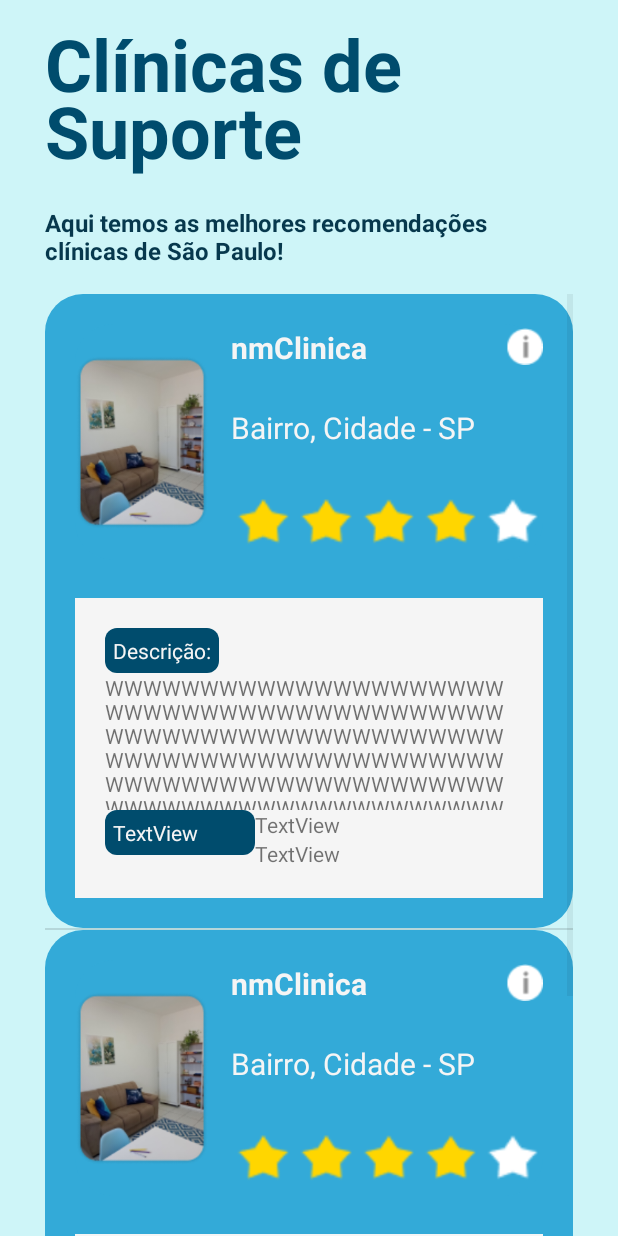
After one commit to Acolhe/front-end, an Android app: the ClinicasActivity screen opened directly, with no data from a screen before it, on a phone screen of 412 x 824 dp. The commit adds this screen. Run offline under Robolectric (Android 15) with nearby library versions, the phone set to English and light mode, and no system bars; Roboto replaces fonts that are not available here.

Commit message:
cabecalho/rodape + clinicas

```diff
--- /dev/null
+++ b/app/src/main/java/com/acolhe/app/ClinicasActivity.java
@@ -0,0 +1,44 @@
+package com.acolhe.app;
+
+import androidx.appcompat.app.AppCompatActivity;
+
+import android.os.Bundle;
+import android.view.View;
+import android.widget.AdapterView;
+import android.widget.LinearLayout;
+import android.widget.ListView;
+import android.widget.Toast;
+
+import com.acolhe.acolhe_api.R;
+import com.acolhe.app.adapters.ClinicaAdapter;
+
+public class ClinicasActivity extends AppCompatActivity {
+
+    @Override
+    protected void onCreate(Bundle savedInstanceState) {
+        super.onCreate(savedInstanceState);
+        setContentView(R.layout.activity_clinicas);
+
+        ListView lista = findViewById(R.id.lstVwClinicas);
+        ClinicaAdapter clinicaAdapter = new ClinicaAdapter(this);
+        lista.setAdapter(clinicaAdapter);
+
+
+
+        lista.setOnItemClickListener(new AdapterView.OnItemClickListener(){
+            @Override
+            public void onItemClick(AdapterView<?> adapterView, View view, int posVetor, long l){
+                Toast.makeText(getApplicationContext(), "fndsj", Toast.LENGTH_LONG).show();
+                LinearLayout bloco = view.findViewById(R.id.lnrLytInformacaoExtra);
+
+                if (bloco.getVisibility() == View.VISIBLE){
+                    bloco.setVisibility(View.GONE);
+                }
+                else{
+                    bloco.setVisibility(View.VISIBLE);
+                }
+            }
+        });
+
+    }
+}
--- /dev/null
+++ b/app/src/main/java/com/acolhe/app/adapters/ClinicaAdapter.java
@@ -0,0 +1,43 @@
+package com.acolhe.app.adapters;
+
+import android.content.Context;
+import android.view.LayoutInflater;
+import android.view.View;
+import android.view.ViewGroup;
+import android.widget.BaseAdapter;
+
+import com.acolhe.acolhe_api.R;
+
+public class ClinicaAdapter extends BaseAdapter {
+
+    Context context;
+    String[] dados1;
+    int[] dados2;
+    LayoutInflater inflater;
+
+    public ClinicaAdapter(Context context){
+        this.context = context;
+        this.inflater = (LayoutInflater.from(context));
+    }
+
+    @Override
+    public int getCount() {
+        return 2;
+    }
+
+    @Override
+    public Object getItem(int i) {
+        return null;
+    }
+
+    @Override
+    public long getItemId(int i) {
+        return 1;
+    }
+
+    @Override
+    public View getView(int i, View view, ViewGroup viewGroup) {
+        view = 	inflater.inflate(R.layout.adapter_clinica, null);
+        return view;
+    }
+}
--- /dev/null
+++ b/app/src/main/res/drawable/bordaarredondadaclinica.xml
@@ -0,0 +1,5 @@
+<?xml version="1.0" encoding="utf-8"?>
+<shape xmlns:android="http://schemas.android.com/apk/res/android">
+    <solid android:color="@color/medium_blue" />
+    <corners android:radius="25dp" />
+</shape>
--- /dev/null
+++ b/app/src/main/res/drawable/bordaarredondadatopicosconteudoclinicas.xml
@@ -0,0 +1,5 @@
+<?xml version="1.0" encoding="utf-8"?>
+<shape xmlns:android="http://schemas.android.com/apk/res/android">
+    <solid android:color="@color/secondary_color" />
+    <corners android:radius="8dp" />
+</shape>
--- /dev/null
+++ b/app/src/main/res/layout/activity_clinicas.xml
@@ -0,0 +1,47 @@
+<?xml version="1.0" encoding="utf-8"?>
+<LinearLayout xmlns:android="http://schemas.android.com/apk/res/android"
+    xmlns:app="http://schemas.android.com/apk/res-auto"
+    xmlns:tools="http://schemas.android.com/tools"
+    android:layout_width="match_parent"
+    android:layout_height="match_parent"
+    android:background="@color/background_color"
+    android:orientation="vertical"
+    tools:context="com.acolhe.app.ClinicasActivity">
+
+
+        <LinearLayout
+            android:layout_width="match_parent"
+            android:layout_height="match_parent"
+            android:layout_marginHorizontal="30dp"
+            android:layout_marginTop="10dp"
+            android:orientation="vertical">
+
+                <TextView
+                    android:id="@+id/txtVwTituloClinicas"
+                    android:layout_width="match_parent"
+                    android:layout_height="wrap_content"
+                    android:text="@string/tituloClinicas"
+                    android:textColor="@color/secondary_color"
+                    android:textSize="48sp"
+                    android:textStyle="bold"
+                    app:lineHeight="45sp" />
+
+                <TextView
+                    android:id="@+id/txtVwSubtituloClinicas"
+                    android:layout_width="match_parent"
+                    android:layout_height="wrap_content"
+                    android:layout_marginVertical="18dp"
+                    android:fontFamily="sans-serif"
+                    android:text="@string/subtituloClinicas"
+                    android:textColor="@color/background_colorInicial"
+                    android:textSize="16sp"
+                    android:textStyle="bold" />
+
+                <ListView
+                    android:id="@+id/lstVwClinicas"
+                    android:layout_width="match_parent"
+                    android:layout_height="match_parent" />
+        </LinearLayout>
+
+
+</LinearLayout>
--- a/app/src/main/res/layout/activity_main2.xml
+++ b/app/src/main/res/layout/activity_main2.xml
@@ -11,7 +11,8 @@
 
     <LinearLayout
         android:layout_width="match_parent"
-        android:layout_height="wrap_content"
+        android:layout_height="match_parent"
+        android:layout_weight="9"
         android:background="@color/header_color"
         android:orientation="horizontal"
         android:padding="15dp">
@@ -50,9 +51,9 @@
         <LinearLayout
             android:layout_width="wrap_content"
             android:layout_height="wrap_content"
+            android:layout_gravity="center_vertical"
             android:layout_weight="1"
             android:clickable="true"
-            android:gravity="center_vertical"
             android:onClick="irParaVoce"
             android:orientation="horizontal">
 
@@ -60,6 +61,7 @@
                 android:id="@+id/imageView2"
                 android:layout_width="wrap_content"
                 android:layout_height="31dp"
+                android:layout_gravity="center_vertical"
                 android:layout_marginTop="1dp"
                 android:layout_weight="1"
                 app:srcCompat="@drawable/loginho" />
@@ -68,6 +70,7 @@
                 android:id="@+id/textView2"
                 android:layout_width="wrap_content"
                 android:layout_height="wrap_content"
+                android:layout_gravity="center_vertical"
                 android:layout_weight="1"
                 android:fontFamily="@font/paytone_one"
                 android:text="21"
@@ -78,9 +81,9 @@
         <LinearLayout
             android:layout_width="wrap_content"
             android:layout_height="wrap_content"
+            android:layout_gravity="center_vertical"
             android:layout_weight="1"
             android:clickable="true"
-            android:gravity="center_vertical"
             android:onClick="irParaLoja"
             android:orientation="horizontal">
 
@@ -95,6 +98,7 @@
                 android:id="@+id/textView3"
                 android:layout_width="wrap_content"
                 android:layout_height="wrap_content"
+                android:layout_gravity="center_vertical"
                 android:layout_weight="1"
                 android:fontFamily="@font/paytone_one"
                 android:text="42"
@@ -116,12 +120,14 @@
         android:id="@+id/fragment"
         android:name="com.acolhe.app.fragments.Home"
         android:layout_width="match_parent"
-        android:layout_height="wrap_content" />
+        android:layout_height="match_parent"
+        android:layout_weight="2" />
 
 
     <LinearLayout
         android:layout_width="match_parent"
-        android:layout_height="wrap_content"
+        android:layout_height="match_parent"
+        android:layout_weight="9"
         android:background="@color/header_color"
         android:gravity="center"
         android:orientation="horizontal"
@@ -164,5 +170,4 @@
     </LinearLayout>
 
 
-
 </LinearLayout>
--- /dev/null
+++ b/app/src/main/res/layout/adapter_clinica.xml
@@ -0,0 +1,192 @@
+<?xml version="1.0" encoding="utf-8"?>
+<LinearLayout xmlns:android="http://schemas.android.com/apk/res/android"
+    xmlns:app="http://schemas.android.com/apk/res-auto"
+    android:layout_width="match_parent"
+    android:layout_height="wrap_content"
+    android:background="@drawable/bordaarredondadaclinica"
+    android:orientation="vertical"
+    android:padding="20dp"
+    android:visibility="visible">
+
+
+    <LinearLayout
+        android:layout_width="match_parent"
+        android:layout_height="wrap_content"
+        android:layout_weight="1"
+        android:background="@drawable/bordaarredondadaclinica"
+        android:minHeight="140dp"
+        android:orientation="horizontal">
+
+
+        <ImageView
+            android:id="@+id/imgVwClinica"
+            android:layout_width="match_parent"
+            android:layout_height="match_parent"
+            android:layout_gravity="center_vertical"
+            android:layout_marginRight="15dp"
+            android:layout_weight="2"
+            android:src="@drawable/imagemclinicadefault" />
+
+        <LinearLayout
+            android:layout_width="match_parent"
+            android:layout_height="match_parent"
+            android:layout_weight="1"
+            android:orientation="vertical">
+
+            <LinearLayout
+                android:layout_width="match_parent"
+                android:layout_height="wrap_content"
+                android:layout_weight="1"
+                android:orientation="horizontal">
+
+                <TextView
+                    android:id="@+id/txtVwNmClinica"
+                    android:layout_width="match_parent"
+                    android:layout_height="wrap_content"
+                    android:layout_weight="1"
+                    android:paddingVertical="2dp"
+                    android:text="@string/nomeClinica"
+                    android:textColor="@color/text_color"
+                    android:textSize="20sp"
+                    android:textStyle="bold" />
+
+                <ImageView
+                    android:id="@+id/ImgVwInformacao"
+                    android:layout_width="60dp"
+                    android:layout_height="30dp"
+                    android:layout_marginLeft="10dp"
+                    android:layout_weight="1"
+                    android:src="@drawable/iconeinformacao" />
+            </LinearLayout>
+
+            <TextView
+                android:id="@+id/txtVwLocalClinica"
+                android:layout_width="match_parent"
+                android:layout_height="wrap_content"
+                android:layout_weight="1"
+                android:text="@string/localClinica"
+                android:textColor="@color/text_color"
+                android:textSize="20sp" />
+
+            <LinearLayout
+                android:layout_width="match_parent"
+                android:layout_height="wrap_content"
+                android:layout_weight="1"
+                android:orientation="horizontal">
+
+                <ImageView
+                    android:id="@+id/imgVwEstrela1"
+                    android:layout_width="match_parent"
+                    android:layout_height="match_parent"
+                    android:layout_marginHorizontal="3dp"
+                    android:layout_weight="1"
+                    android:src="@drawable/estrelacheia" />
+
+                <ImageView
+                    android:id="@+id/imgVwEstrela2"
+                    android:layout_width="match_parent"
+                    android:layout_height="match_parent"
+                    android:layout_marginHorizontal="3dp"
+                    android:layout_weight="1"
+                    android:src="@drawable/estrelacheia" />
+
+                <ImageView
+                    android:id="@+id/imgVwEstrela3"
+                    android:layout_width="match_parent"
+                    android:layout_height="match_parent"
+                    android:layout_marginHorizontal="3dp"
+                    android:layout_weight="1"
+                    android:src="@drawable/estrelacheia" />
+
+                <ImageView
+                    android:id="@+id/imgVwEstrela4"
+                    android:layout_width="match_parent"
+                    android:layout_height="match_parent"
+                    android:layout_marginHorizontal="3dp"
+                    android:layout_weight="1"
+                    android:src="@drawable/estrelacheia" />
+
+                <ImageView
+                    android:id="@+id/imgVwEstrela5"
+                    android:layout_width="match_parent"
+                    android:layout_height="match_parent"
+                    android:layout_marginHorizontal="3dp"
+                    android:layout_weight="1"
+                    android:src="@drawable/estrelavazia" />
+
+            </LinearLayout>
+
+        </LinearLayout>
+
+    </LinearLayout>
+
+    <LinearLayout
+        android:id="@+id/lnrLytInformacaoExtra"
+        android:layout_width="match_parent"
+        android:layout_height="200dp"
+        android:layout_marginTop="25dp"
+        android:layout_weight="1"
+        android:orientation="horizontal"
+        android:visibility="visible">
+
+        <LinearLayout
+            android:layout_width="match_parent"
+            android:layout_height="wrap_content"
+            android:background="@color/text_color"
+            android:orientation="vertical"
+            android:padding="20dp">
+
+            <TextView
+                android:id="@+id/textView10"
+                android:layout_width="wrap_content"
+                android:layout_height="wrap_content"
+                android:background="@drawable/bordaarredondadatopicosconteudoclinicas"
+                android:padding="5dp"
+                android:text="@string/tituloDescricaoClinicas"
+                android:textColor="@color/text_color" />
+
+            <TextView
+                android:id="@+id/textView11"
+                android:layout_width="match_parent"
+                android:layout_height="0dp"
+                android:layout_weight="1"
+                android:text="@string/conteudoDescricaoClinicas" />
+
+            <LinearLayout
+                android:layout_width="match_parent"
+                android:layout_height="match_parent"
+                android:orientation="horizontal">
+
+                <TextView
+                    android:id="@+id/textView12"
+                    android:layout_width="200dp"
+                    android:layout_height="wrap_content"
+                    android:layout_weight="1"
+                    android:background="@drawable/bordaarredondadatopicosconteudoclinicas"
+                    android:padding="5dp"
+                    android:text="TextView"
+                    android:textColor="@color/text_color" />
+
+                <LinearLayout
+                    android:layout_width="match_parent"
+                    android:layout_height="wrap_content"
+                    android:layout_weight="1"
+                    android:orientation="vertical">
+
+                    <TextView
+                        android:id="@+id/textView13"
+                        android:layout_width="match_parent"
+                        android:layout_height="wrap_content"
+                        android:text="TextView" />
+
+                    <TextView
+                        android:id="@+id/textView14"
+                        android:layout_width="match_parent"
+                        android:layout_height="wrap_content"
+                        android:text="TextView" />
+                </LinearLayout>
+            </LinearLayout>
+
+        </LinearLayout>
+    </LinearLayout>
+</LinearLayout>
--- a/app/src/main/res/layout/fragment_missoes.xml
+++ b/app/src/main/res/layout/fragment_missoes.xml
@@ -6,6 +6,7 @@
     android:background="@color/background_color"
     android:orientation="vertical"
     tools:context="com.acolhe.app.fragments.Missoes">
+
 
     <LinearLayout
         android:layout_width="match_parent"
--- a/app/src/main/res/values/strings.xml
+++ b/app/src/main/res/values/strings.xml
@@ -18,4 +18,19 @@
     <string name="descricaoMissao2">descricao</string>
     <string name="descricaoImgPersonagens">Personagens Acolhe</string>
 
+    <string name="tituloClinicas">Clínicas de Suporte</string>
+    <string name="subtituloClinicas">Aqui temos as melhores recomendações clínicas de São Paulo!</string>
+    <string name="nomeClinica">nmClinica</string>
+    <string name="localClinica">Bairro, Cidade - SP</string>
+    <string name="bairroClinica">Bairro</string>
+    <string name="cidadeClinica">Cidade</string>
+    <string name="sgEstadoClinica">SP</string>
+
+    <string name="tituloDescricaoClinicas">Descrição: </string>
+    <string name="conteudoDescricaoClinicas">WWWWWWWWWWWWWWWWWWWWWWWWWWWWWWWWWWWWWWWWWWWWWWWWWWWWWWWWWWWWWWWWWWWWWWWWWWWWWWWWWWWWWWWWWWWWWWWWWWWWWWWWWWWWWWWWWWWWWWWWWWWWWWWWWWWWWWWWWWWWWWWWWWWWWWWWWWWW</string>
+    <string name="tituloContatoClinicas">Contatos: </string>
+
+
+
+
 </resources>
```
Also changed, not shown: app/src/main/AndroidManifest.xml (+5 -2 lines), app/src/main/res/drawable/estrelacheia.png (added), app/src/main/res/drawable/estrelavazia.png (added), app/src/main/res/drawable/iconeinformacao.png (added), app/src/main/res/drawable/imagemclinicadefault.png (added).
